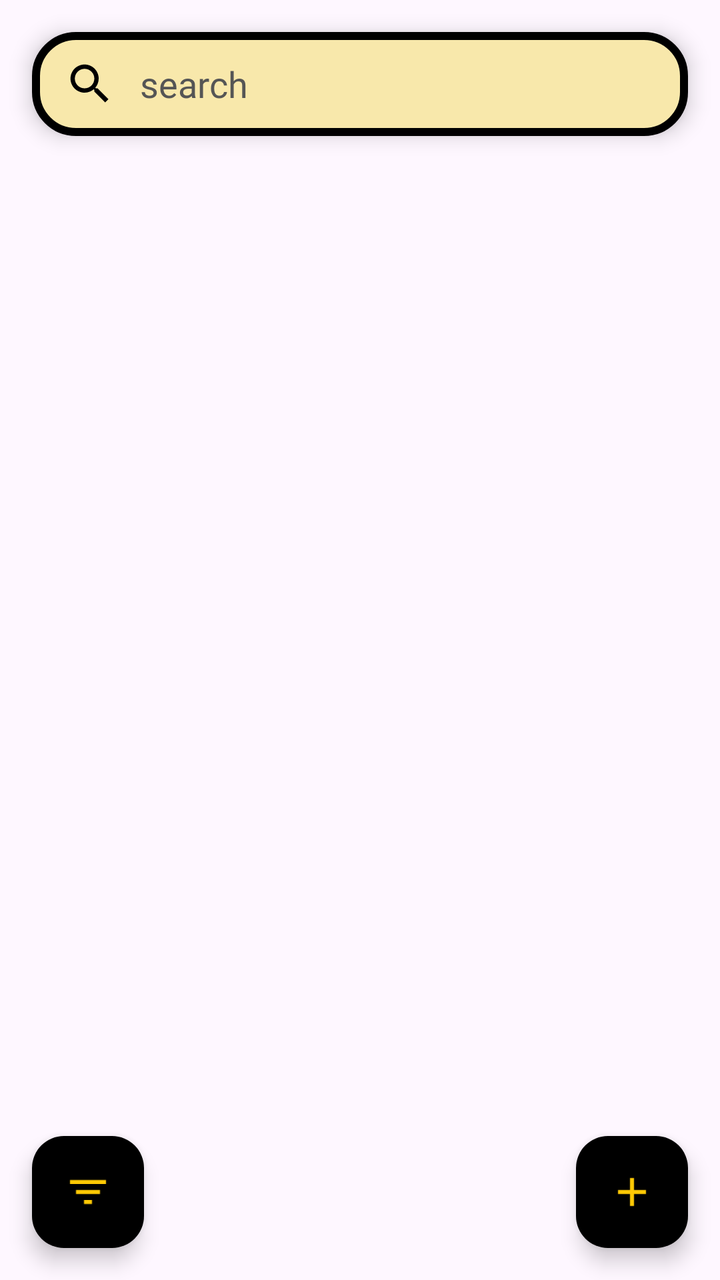
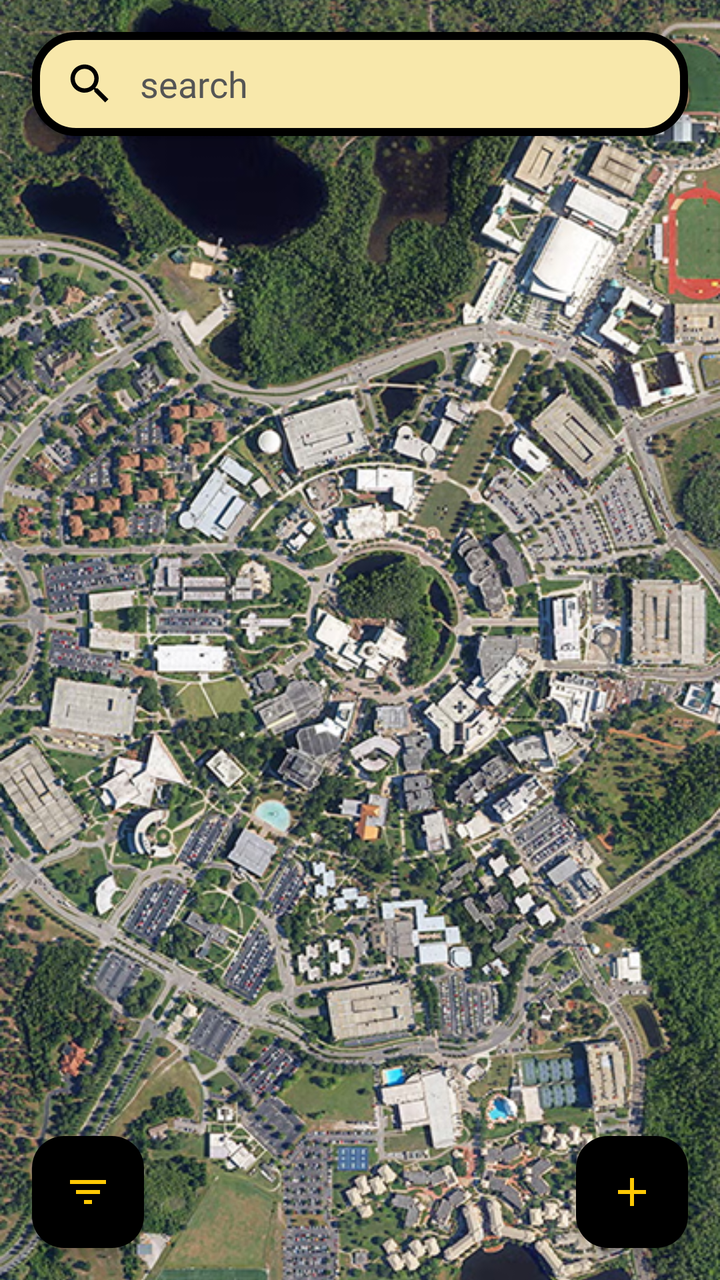

An Android layout rendered at two revisions. The XML below is the earlier revision; the diff shows what the commit changed to produce the second picture.
<!-- AndroidManifest.xml: application theme Theme.BulletinBoard -->
<!-- res/layout/fragment_map_screen.xml -->
<?xml version="1.0" encoding="utf-8"?>
<androidx.constraintlayout.widget.ConstraintLayout xmlns:android="http://schemas.android.com/apk/res/android"
    xmlns:app="http://schemas.android.com/apk/res-auto"
    xmlns:tools="http://schemas.android.com/tools"
    android:id="@+id/cl_mapScreen"
    android:layout_width="match_parent"
    android:layout_height="match_parent"
    tools:context=".MapScreen">

    
    <LinearLayout
        android:id="@+id/ll_searchBar"
        android:layout_width="match_parent"
        android:layout_height="52dp"
        android:layout_marginHorizontal="16dp"
        android:layout_marginTop="16dp"
        android:background="@drawable/bg_search_bar"
        android:elevation="6dp"
        android:gravity="center_vertical"
        android:orientation="horizontal"
        android:paddingHorizontal="16dp"
        app:layout_constraintEnd_toEndOf="parent"
        app:layout_constraintStart_toStartOf="parent"
        app:layout_constraintTop_toTopOf="parent">

        <ImageView
            android:id="@+id/iv_searchIcon"
            android:layout_width="26dp"
            android:layout_height="26dp"
            android:contentDescription="@string/search_hint"
            android:src="@drawable/ic_search"
            app:tint="@color/black" />

        <EditText
            android:id="@+id/et_search"
            android:layout_width="match_parent"
            android:layout_height="match_parent"
            android:layout_marginStart="12dp"
            android:background="@null"
            android:fontFamily="@font/intel_one_mono"
            android:hint="@string/search_hint"
            android:imeOptions="actionSearch"
            android:inputType="text"
            android:textColor="@color/black"
            android:textColorHint="#555555"
            android:textSize="18sp"
            tools:ignore="Autofill" />
    </LinearLayout>

    
    <com.google.android.material.floatingactionbutton.FloatingActionButton
        android:id="@+id/btn_filter"
        android:layout_width="wrap_content"
        android:layout_height="wrap_content"
        android:layout_marginStart="16dp"
        android:layout_marginBottom="16dp"
        android:contentDescription="@string/filter"
        android:src="@drawable/ic_filter"
        app:backgroundTint="@color/black"
        app:layout_constraintBottom_toBottomOf="parent"
        app:layout_constraintStart_toStartOf="parent"
        app:tint="@color/bright_yellow" />

    <com.google.android.material.floatingactionbutton.FloatingActionButton
        android:id="@+id/btn_addEvent"
        android:layout_width="wrap_content"
        android:layout_height="wrap_content"
        android:layout_marginEnd="16dp"
        android:layout_marginBottom="16dp"
        android:contentDescription="@string/add_event"
        android:src="@drawable/ic_add"
        app:backgroundTint="@color/black"
        app:layout_constraintBottom_toBottomOf="parent"
        app:layout_constraintEnd_toEndOf="parent"
        app:tint="@color/bright_yellow" />

</androidx.constraintlayout.widget.ConstraintLayout>
<!-- resources referenced by this layout -->
<resources>
  <color name="black">#FF000000</color>
  <color name="bright_yellow">#FFC904</color>
  <!-- drawable bg_search_bar (drawable) -->
  <?xml version="1.0" encoding="utf-8"?>
  <shape xmlns:android="http://schemas.android.com/apk/res/android"
      android:shape="rectangle">
      <solid android:color="@color/base_yellow" />
      <stroke
          android:width="4dp"
          android:color="@color/black" />
      <corners android:radius="20dp" />
  </shape>
  <!-- drawable ic_add (drawable) -->
  <?xml version="1.0" encoding="utf-8"?>
  <vector xmlns:android="http://schemas.android.com/apk/res/android"
      android:width="24dp"
      android:height="24dp"
      android:viewportWidth="24"
      android:viewportHeight="24">
    <path
        android:fillColor="#000000"
        android:pathData="M19,13h-6v6h-2v-6H5v-2h6V5h2v6h6v2z"/>
  </vector>
  <!-- drawable ic_filter (drawable) -->
  <?xml version="1.0" encoding="utf-8"?>
  <vector xmlns:android="http://schemas.android.com/apk/res/android"
      android:width="24dp"
      android:height="24dp"
      android:viewportWidth="24"
      android:viewportHeight="24">
    <path
        android:fillColor="#000000"
        android:pathData="M10,18h4v-2h-4v2zM3,6v2h18L21,6L3,6zM6,13h12v-2L6,11v2z"/>
  </vector>
  <!-- drawable ic_search (drawable) -->
  <?xml version="1.0" encoding="utf-8"?>
  <vector xmlns:android="http://schemas.android.com/apk/res/android"
      android:width="24dp"
      android:height="24dp"
      android:viewportWidth="24"
      android:viewportHeight="24">
    <path
        android:fillColor="#000000"
        android:pathData="M15.5,14h-0.79l-0.28,-0.27C15.41,12.59 16,11.11 16,9.5 16,5.91 13.09,3 9.5,3S3,5.91 3,9.5 5.91,16 9.5,16c1.61,0 3.09,-0.59 4.23,-1.57l0.27,0.28v0.79l5,4.99L20.49,19l-4.99,-5zM9.5,14C7.01,14 5,11.99 5,9.5S7.01,5 9.5,5 14,7.01 14,9.5 11.99,14 9.5,14z"/>
  </vector>
  <string name="add_event">Add Event</string>
  <string name="filter">Filter</string>
  <string name="search_hint">search</string>
  <style name="Theme.BulletinBoard" parent="Base.Theme.BulletinBoard" />
  <color name="base_yellow">#F8E8AB</color>
  <style name="Base.Theme.BulletinBoard" parent="Theme.Material3.DayNight.NoActionBar">
          
          
      </style>
</resources>

<!-- the commit's change to res/layout/fragment_map_screen.xml (unified diff, before → after) -->
@@ -6,6 +6,19 @@
     android:layout_width="match_parent"
     android:layout_height="match_parent"
     tools:context=".MapScreen">
+
+    
+    <ImageView
+        android:id="@+id/iv_mapImage"
+        android:layout_width="match_parent"
+        android:layout_height="match_parent"
+        android:contentDescription="@string/map"
+        android:scaleType="centerCrop"
+        android:src="@drawable/ucf_map"
+        app:layout_constraintBottom_toBottomOf="parent"
+        app:layout_constraintEnd_toEndOf="parent"
+        app:layout_constraintStart_toStartOf="parent"
+        app:layout_constraintTop_toTopOf="parent" />
 
     
     <LinearLayout
<!-- resource entries referenced after the edit -->
@@ -45,8 +45,10 @@
         android:fillColor="#000000"
         android:pathData="M15.5,14h-0.79l-0.28,-0.27C15.41,12.59 16,11.11 16,9.5 16,5.91 13.09,3 9.5,3S3,5.91 3,9.5 5.91,16 9.5,16c1.61,0 3.09,-0.59 4.23,-1.57l0.27,0.28v0.79l5,4.99L20.49,19l-4.99,-5zM9.5,14C7.01,14 5,11.99 5,9.5S7.01,5 9.5,5 14,7.01 14,9.5 11.99,14 9.5,14z"/>
   </vector>
+  <!-- drawable ucf_map: png bitmap (drawable, 980264 bytes) -->
   <string name="add_event">Add Event</string>
   <string name="filter">Filter</string>
+  <string name="map">Map</string>
   <string name="search_hint">search</string>
   <style name="Theme.BulletinBoard" parent="Base.Theme.BulletinBoard" />
   <color name="base_yellow">#F8E8AB</color>
